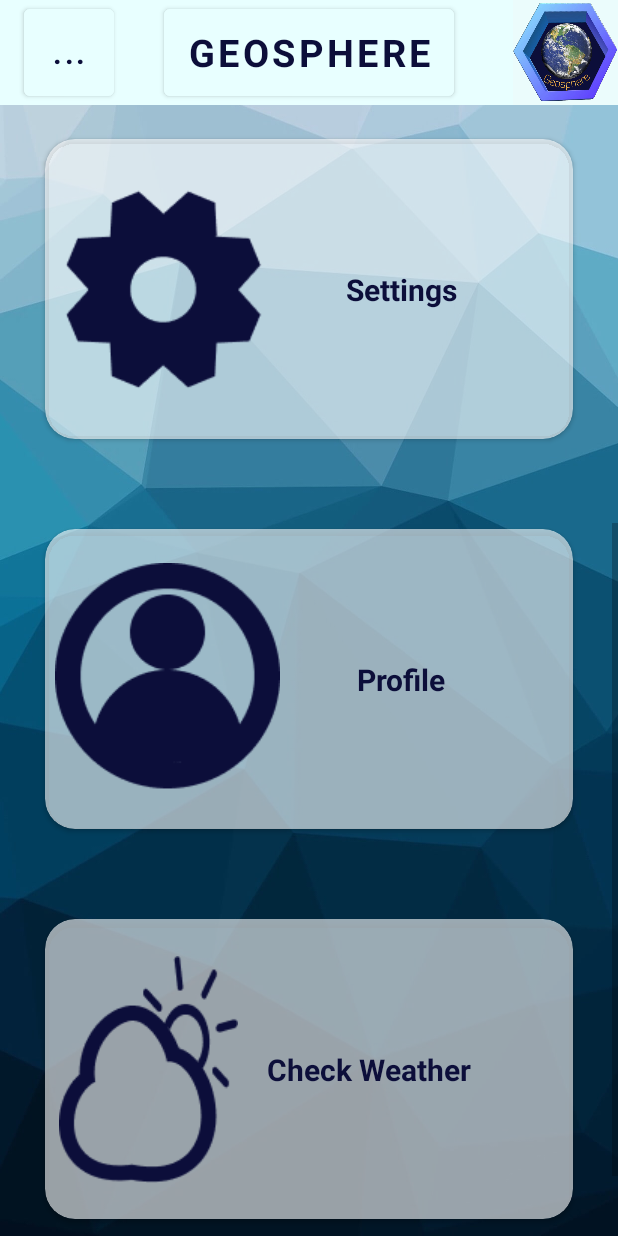
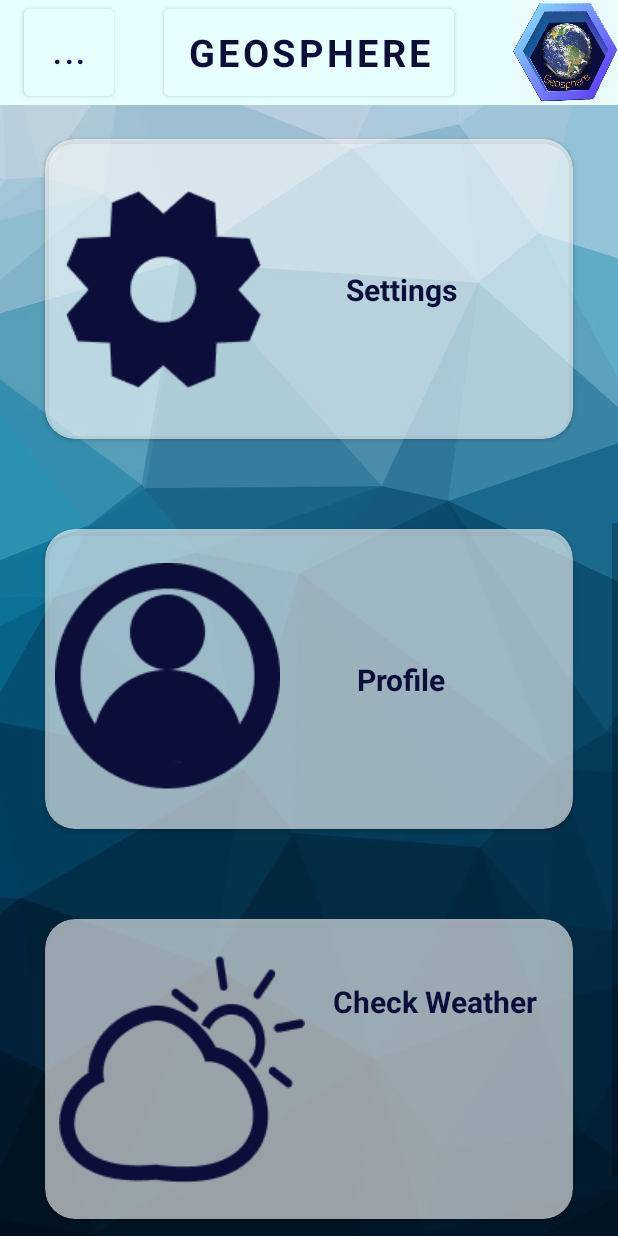
Before and after one commit to DJUitveer/Geosphere, an Android app: the Main_Menu_Activity screen opened directly, with no data from a screen before it, scrolled down 527 dp, on a phone screen of 412 x 824 dp. Run offline under Robolectric (Android 15) with nearby library versions, the phone set to English and light mode, and no system bars; our stand-ins replace Firebase (no records; nobody signed in at launch, a user with empty details on screens opened directly); Roboto replaces fonts that are not available here.

Commit message:
DEV_CG : Minor UI changes.

```diff
--- a/app/src/main/res/layout/activity_main_menu.xml
+++ b/app/src/main/res/layout/activity_main_menu.xml
@@ -287,7 +287,7 @@
                         android:id="@+id/txv_main_menu_check_weather"
                         android:layout_width="wrap_content"
                         android:layout_height="wrap_content"
-                        android:layout_marginEnd="68dp"
+                        android:layout_marginEnd="24dp"
                         android:fontFeatureSettings="rob"
                         android:text="Check Weather"
                         android:textColor="@color/geosphere_blue_dark"
@@ -296,7 +296,7 @@
                         app:layout_constraintBottom_toBottomOf="parent"
                         app:layout_constraintEnd_toEndOf="parent"
                         app:layout_constraintTop_toTopOf="parent"
-                        app:layout_constraintVertical_bias="0.502" />
+                        app:layout_constraintVertical_bias="0.238" />
                 </androidx.constraintlayout.widget.ConstraintLayout>
             </androidx.cardview.widget.CardView>
 
```
Also changed, not shown: app/src/main/res/drawable-v24/weather.png.
